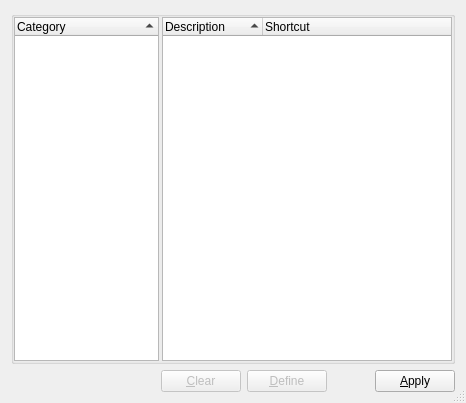
First picture: the form in muse/muse/widgets/shortcutconfig.ui, repository emrum/muse, before the edit.
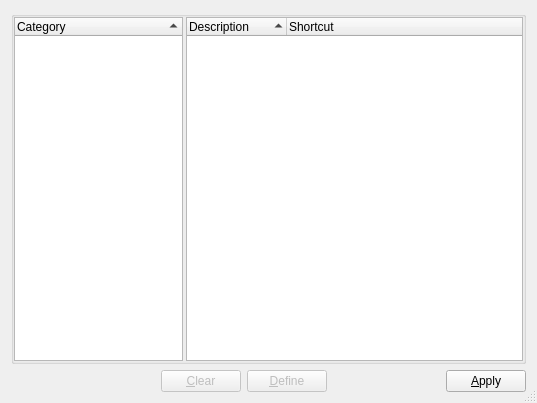
Second picture: the form after the edit.

Patch:
```diff
--- a/muse/muse/widgets/shortcutconfig.ui
+++ b/muse/muse/widgets/shortcutconfig.ui
@@ -8,7 +8,7 @@
    <rect>
     <x>0</x>
     <y>0</y>
-    <width>466</width>
+    <width>537</width>
     <height>403</height>
    </rect>
   </property>
@@ -88,6 +88,9 @@
           <height>230</height>
          </size>
         </property>
+        <property name="alternatingRowColors" >
+         <bool>true</bool>
+        </property>
         <property name="indentation" >
          <number>0</number>
         </property>
```
Left out of the diff: 21 changed lines with no effect on the pictures.
